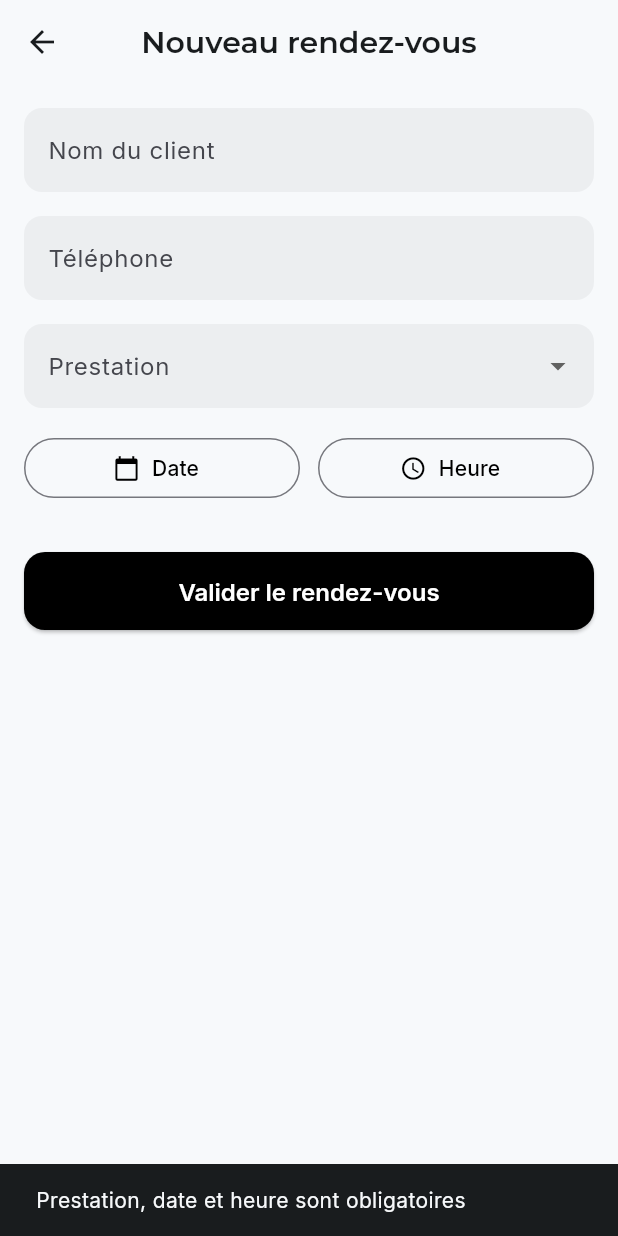
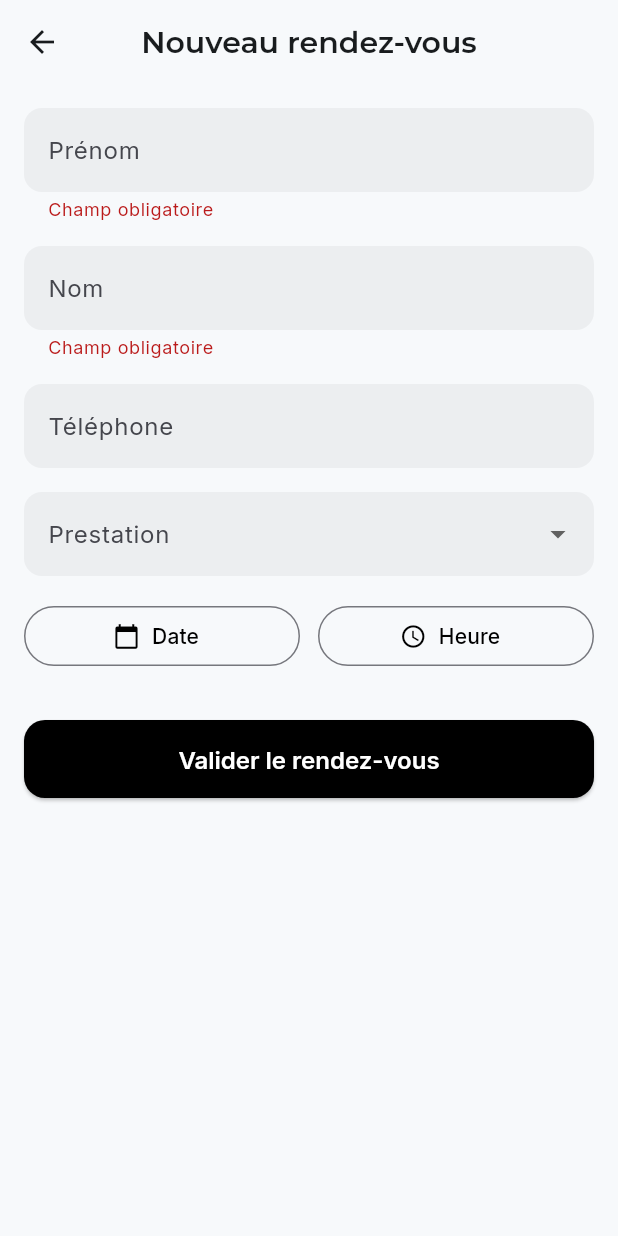
Before and after one commit to emile10663/RDV, a Flutter app: the NouveauRdvScreen screen opened directly, after a tap on "Valider le rendez-vous", on a phone screen of 412 x 824 dp. Run offline on Flutter 3.47's test engine with Material 3 defaults, Android fonts, the phone set to English and light mode, and no system bars; our stand-ins replace google_fonts, shared_preferences; accounts and stored records are empty.

Commit message:
v1.0 - Planning RDV complet : theme, CRUD, sauvegarde locale, stats, navigation

```diff
--- a/mon_application/lib/models/client.dart
+++ b/mon_application/lib/models/client.dart
@@ -14,17 +14,22 @@ class Client {
     required this.email,
   });
 
-  /// Getter : un "calcul" qui se comporte comme une propriété
-  /// Usage : client.nomComplet  (sans parenthèses !)
-  String get nomComplet => '$prenom $nom';
+  /// "Sophie Martin" (trim() évite un espace au début si le prénom est vide)
+  String get nomComplet => '$prenom $nom'.trim();
 
-    Map<String, dynamic> toJson() => {
-        'id': id, 'nom': nom, 'prenom': prenom,
-        'telephone': telephone, 'email': email,
+  Map<String, dynamic> toJson() => {
+        'id': id,
+        'nom': nom,
+        'prenom': prenom,
+        'telephone': telephone,
+        'email': email,
       };
 
   factory Client.fromJson(Map<String, dynamic> json) => Client(
-        id: json['id'], nom: json['nom'], prenom: json['prenom'],
-        telephone: json['telephone'], email: json['email'],
+        id: json['id'],
+        nom: json['nom'],
+        prenom: json['prenom'],
+        telephone: json['telephone'],
+        email: json['email'],
       );
 }
--- a/mon_application/lib/models/rendez_vous.dart
+++ b/mon_application/lib/models/rendez_vous.dart
@@ -1,3 +1,4 @@
+import 'package:intl/intl.dart';
 import 'client.dart';
 import 'prestation.dart';
 
@@ -17,35 +18,46 @@ class RendezVous {
     required this.client,
     required this.prestation,
     required this.dateHeure,
-    this.statut = StatutRdv.enAttente,  // valeur par défaut
+    this.statut = StatutRdv.enAttente,
   });
 
-  /// Date + heure au format lisible : "16/09/2026 à 14:30"
-  String get dateFormatee {
-    final d = dateHeure;
-    final date = '${d.day.toString().padLeft(2, '0')}/'
-        '${d.month.toString().padLeft(2, '0')}/'
-        '${d.year}';
-    final heure = '${d.hour.toString().padLeft(2, '0')}:'
-        '${d.minute.toString().padLeft(2, '0')}';
-    return '$date à $heure';
-  }
+  /// Génère un identifiant unique (remplace 'r${mockRdvs.length + 1}' qui
+  /// donnait toujours le même id)
+  static String nouvelId() =>
+      DateTime.now().microsecondsSinceEpoch.toString();
 
+  /// Heure de fin = début + durée de la prestation
+  DateTime get fin => dateHeure.add(prestation.duree);
 
-  /// Copie le RDV en modifiant seulement le statut (et plus tard d'autres champs)
-RendezVous copyWith({StatutRdv? statut}) {
+  /// Vrai si ce RDV empiète sur le créneau de l'autre
+  bool chevauche(RendezVous autre) =>
+      dateHeure.isBefore(autre.fin) && fin.isAfter(autre.dateHeure);
+
+  /// "14:30"
+  String get heureFormatee => DateFormat('HH:mm').format(dateHeure);
+
+  /// "16/09"
+  String get jourCourt => DateFormat('dd/MM').format(dateHeure);
+
+  /// "16/09/2026 à 14:30"
+  String get dateFormatee =>
+      DateFormat("dd/MM/yyyy 'à' HH:mm").format(dateHeure);
+
+  /// Copie le RDV en changeant le statut et/ou l'id
+  RendezVous copyWith({StatutRdv? statut, String? id}) {
     return RendezVous(
-    id: id,
+      id: id ?? this.id,
       client: client,
       prestation: prestation,
       dateHeure: dateHeure,
-    statut: statut ?? this.statut,   // ?? = "si null, garde l'ancienne valeur"
+      statut: statut ?? this.statut,
     );
   }
 
-
   Map<String, dynamic> toJson() => {
-        'id': id, 'client': client.toJson(), 'prestation': prestation.toJson(),
+        'id': id,
+        'client': client.toJson(),
+        'prestation': prestation.toJson(),
         'dateHeure': dateHeure.toIso8601String(),
         'statut': statut.name,
       };
--- a/mon_application/lib/screens/booking/nouveau_rdv_screen.dart
+++ b/mon_application/lib/screens/booking/nouveau_rdv_screen.dart
@@ -1,4 +1,5 @@
 import 'package:flutter/material.dart';
+import 'package:intl/intl.dart';
 import '../../data/mock_rdvs.dart';
 import '../../models/client.dart';
 import '../../models/prestation.dart';
@@ -6,119 +7,176 @@ import '../../models/rendez_vous.dart';
 
 /// ➕ Écran de création d'un rendez-vous
 class NouveauRdvScreen extends StatefulWidget {
-  const NouveauRdvScreen({super.key});
+  /// RDV déjà pris : sert à empêcher deux RDV au même créneau
+  final List<RendezVous> rdvsExistants;
+
+  const NouveauRdvScreen({super.key, this.rdvsExistants = const []});
 
   @override
   State<NouveauRdvScreen> createState() => _NouveauRdvScreenState();
 }
 
 class _NouveauRdvScreenState extends State<NouveauRdvScreen> {
-  // 🧠 CERVEAU : tout ce qui change vit ici
+  final _formKey = GlobalKey<FormState>();
+  final _prenomController = TextEditingController();
   final _nomController = TextEditingController();
   final _telController = TextEditingController();
-  Prestation? _prestationChoisie;   // nullable = rien choisi au départ
+  Prestation? _prestationChoisie;
   DateTime? _dateChoisie;
   TimeOfDay? _heureChoisie;
 
-  // 📅 Sélecteur de date fourni par Flutter
+  String? _obligatoire(String? valeur) =>
+      (valeur == null || valeur.trim().isEmpty) ? 'Champ obligatoire' : null;
+
+  void _message(String texte) {
+    ScaffoldMessenger.of(context)
+        .showSnackBar(SnackBar(content: Text(texte)));
+  }
+
   Future<void> _choisirDate() async {
-    final maintenant = DateTime.now();
+    final now = DateTime.now();
+    final aujourdhui = DateTime(now.year, now.month, now.day);
     final date = await showDatePicker(
       context: context,
-      initialDate: maintenant,
-      firstDate: maintenant,                          // pas de RDV dans le passé
-      lastDate: maintenant.add(const Duration(days: 365)),
+      initialDate: _dateChoisie ?? aujourdhui,
+      firstDate: aujourdhui, // pas de RDV dans le passé
+      lastDate: aujourdhui.add(const Duration(days: 365)),
     );
-    if (date != null) {
-      setState(() => _dateChoisie = date);  // setState = "redessine l'écran !"
-    }
+    if (date != null) setState(() => _dateChoisie = date);
   }
 
-  // 🕐 Sélecteur d'heure
   Future<void> _choisirHeure() async {
     final heure = await showTimePicker(
       context: context,
-      initialTime: TimeOfDay.now(),
+      initialTime: _heureChoisie ?? TimeOfDay.now(),
     );
-    if (heure != null) {
-      setState(() => _heureChoisie = heure);
-    }
+    if (heure != null) setState(() => _heureChoisie = heure);
   }
 
-  // ✅ Validation : crée le RDV et retourne au planning
   void _valider() {
-    if (_prestationChoisie == null || _dateChoisie == null || _heureChoisie == null) {
-      // SnackBar = petite bannière d'erreur en bas d'écran
-      ScaffoldMessenger.of(context).showSnackBar(
-        const SnackBar(content: Text('Prestation, date et heure sont obligatoires')),
+    // 1. Champs texte (prénom, nom)
+    if (!_formKey.currentState!.validate()) return;
+
+    // 2. Prestation, date, heure
+    if (_prestationChoisie == null ||
+        _dateChoisie == null ||
+        _heureChoisie == null) {
+      _message('Prestation, date et heure sont obligatoires');
+      return;
+    }
+
+    final debut = DateTime(
+      _dateChoisie!.year,
+      _dateChoisie!.month,
+      _dateChoisie!.day,
+      _heureChoisie!.hour,
+      _heureChoisie!.minute,
     );
+
+    // 3. Pas de créneau déjà passé
+    if (debut.isBefore(DateTime.now())) {
+      _message('Ce créneau est déjà passé');
       return;
     }
 
     final rdv = RendezVous(
-      id: 'r${mockRdvs.length + 1}',
+      id: RendezVous.nouvelId(),
       client: Client(
-        id: 'c${mockRdvs.length + 1}',
-        nom: _nomController.text,
-        prenom: '',
-        telephone: _telController.text,
+        id: 'c${RendezVous.nouvelId()}',
+        nom: _nomController.text.trim(),
+        prenom: _prenomController.text.trim(),
+        telephone: _telController.text.trim(),
         email: '',
       ),
       prestation: _prestationChoisie!,
-      dateHeure: DateTime(
-        _dateChoisie!.year, _dateChoisie!.month, _dateChoisie!.day,
-        _heureChoisie!.hour, _heureChoisie!.minute,
-      ),
+      dateHeure: debut,
     );
+
+    // 4. Pas de chevauchement avec un RDV non annulé
+    final conflit = widget.rdvsExistants
+        .where((r) => r.statut != StatutRdv.annule)
+        .any((r) => r.chevauche(rdv));
+    if (conflit) {
+      _message('Ce créneau chevauche un autre rendez-vous');
+      return;
+    }
 
     Navigator.of(context).pop(rdv);
   }
 
+  String _heureTexte(TimeOfDay h) =>
+      '${h.hour.toString().padLeft(2, '0')}:${h.minute.toString().padLeft(2, '0')}';
+
   @override
   Widget build(BuildContext context) {
+    final prestation = _prestationChoisie;
+
     return Scaffold(
       appBar: AppBar(title: const Text('Nouveau rendez-vous')),
-      body: ListView(
+      body: Form(
+        key: _formKey,
+        child: ListView(
           padding: const EdgeInsets.all(16),
           children: [
-          // ─── Champs texte ───
-          TextField(
-            controller: _nomController,
+            TextFormField(
+              controller: _prenomController,
+              textCapitalization: TextCapitalization.words,
               decoration: const InputDecoration(
-              labelText: 'Nom du client',
-              hintText: 'Ex : Sophie Martin',
+                labelText: 'Prénom',
+                hintText: 'Ex : Sophie',
               ),
+              validator: _obligatoire,
             ),
             const SizedBox(height: 16),
-          TextField(
+            TextFormField(
+              controller: _nomController,
+              textCapitalization: TextCapitalization.words,
+              decoration: const InputDecoration(
+                labelText: 'Nom',
+                hintText: 'Ex : Martin',
+              ),
+              validator: _obligatoire,
+            ),
+            const SizedBox(height: 16),
+            TextFormField(
               controller: _telController,
-            keyboardType: TextInputType.phone,   // clavier téléphone
+              keyboardType: TextInputType.phone,
               decoration: const InputDecoration(labelText: 'Téléphone'),
             ),
             const SizedBox(height: 16),
 
-          // ─── Liste déroulante des prestations ───
+            // ─── Prestation ───
             DropdownButtonFormField<Prestation>(
               initialValue: _prestationChoisie,
               decoration: const InputDecoration(labelText: 'Prestation'),
               items: mockPrestations.map((p) {
-              return DropdownMenuItem(value: p, child: Text('${p.nom} — ${p.prix} €'));
+                return DropdownMenuItem(
+                  value: p,
+                  child: Text('${p.nom} — ${p.prix.toStringAsFixed(2)} €'),
+                );
               }).toList(),
               onChanged: (p) => setState(() => _prestationChoisie = p),
             ),
+            if (prestation != null)
+              Padding(
+                padding: const EdgeInsets.only(top: 8, left: 4),
+                child: Text(
+                  'Durée : ${prestation.duree.inMinutes} min',
+                  style: Theme.of(context).textTheme.bodySmall,
+                ),
+              ),
             const SizedBox(height: 16),
 
-          // ─── Date + heure sur la même ligne ───
+            // ─── Date + heure ───
             Row(
               children: [
                 Expanded(
                   child: OutlinedButton.icon(
                     onPressed: _choisirDate,
                     icon: const Icon(Icons.calendar_today),
-                  // Affiche la date choisie, ou "Date" si rien
                     label: Text(_dateChoisie == null
                         ? 'Date'
-                      : '${_dateChoisie!.day}/${_dateChoisie!.month}/${_dateChoisie!.year}'),
+                        : DateFormat('dd/MM/yyyy').format(_dateChoisie!)),
                   ),
                 ),
                 const SizedBox(width: 12),
@@ -128,25 +186,26 @@ class _NouveauRdvScreenState extends State<NouveauRdvScreen> {
                     icon: const Icon(Icons.schedule),
                     label: Text(_heureChoisie == null
                         ? 'Heure'
-                      : '${_heureChoisie!.hour.toString().padLeft(2, '0')}:${_heureChoisie!.minute.toString().padLeft(2, '0')}'),
+                        : _heureTexte(_heureChoisie!)),
                   ),
                 ),
               ],
             ),
             const SizedBox(height: 32),
 
-          // ─── Bouton valider (pleine largeur, déjà stylé par ton thème) ───
             ElevatedButton(
               onPressed: _valider,
               child: const Text('Valider le rendez-vous'),
             ),
           ],
         ),
+      ),
     );
   }
 
   @override
   void dispose() {
+    _prenomController.dispose();
     _nomController.dispose();
     _telController.dispose();
     super.dispose();
--- a/mon_application/lib/theme/app_colors.dart
+++ b/mon_application/lib/theme/app_colors.dart
@@ -1,25 +1,30 @@
 import 'package:flutter/material.dart';
 
 /// 🎨 Palette "Premium Grooming & Lifestyle"
-/// Source : DESIGN.md — chaque couleur a un RÔLE précis (logique Material 3)
 abstract final class AppColors {
   // ─── Marque ───
-  static const Color primary = Color(0xFF000000);       // Noir = actions principales
-  static const Color onPrimary = Color(0xFFFFFFFF);     // Texte SUR le noir = blanc
-  static const Color secondary = Color(0xFF0051D5);     // Bleu = accent (liens, sélection)
-  static const Color onSecondary = Color(0xFFFFFFFF);   // Texte SUR le bleu
-  static const Color tertiary = Color(0xFF735C00);      // Or = touches premium (badges, étoiles)
+  static const Color primary = Color(0xFF000000);
+  static const Color onPrimary = Color(0xFFFFFFFF);
+  static const Color secondary = Color(0xFF0051D5);
+  static const Color onSecondary = Color(0xFFFFFFFF);
+  static const Color tertiary = Color(0xFF735C00);
 
-  // ─── Surfaces (les "fonds" d'écran et de cartes) ───
-  static const Color surface = Color(0xFFF7F9FB);               // Fond principal (blanc cassé)
-  static const Color surfaceContainer = Color(0xFFECEEF0);      // Fond des cartes
-  static const Color surfaceContainerHigh = Color(0xFFE6E8EA);  // Cartes survolées/pressées
+  // ─── Surfaces ───
+  static const Color surface = Color(0xFFF7F9FB);
+  static const Color surfaceContainer = Color(0xFFECEEF0);
+  static const Color surfaceContainerHigh = Color(0xFFE6E8EA);
 
   // ─── Textes ───
-  static const Color onSurface = Color(0xFF191C1E);        // Texte principal (presque noir)
-  static const Color onSurfaceVariant = Color(0xFF45464D); // Texte secondaire (gris)
+  static const Color onSurface = Color(0xFF191C1E);
+  static const Color onSurfaceVariant = Color(0xFF45464D);
 
   // ─── Divers ───
-  static const Color outline = Color(0xFF76777D);  // Bordures, séparateurs
-  static const Color error = Color(0xFFBA1A1A);    // Erreurs de formulaire
+  static const Color outline = Color(0xFF76777D);
+  static const Color error = Color(0xFFBA1A1A);
+
+  // ─── Statuts des rendez-vous ───
+  static const Color statutConfirme = Color(0xFF1B7F3B);
+  static const Color statutEnAttente = Color(0xFFB26A00);
+  static const Color statutAnnule = Color(0xFFBA1A1A);
+  static const Color statutTermine = Color(0xFF76777D);
 }
```
Also changed, not shown: mon_application/lib/main.dart (+4 -40 lines), mon_application/lib/screens/planning/planning_screen.dart (+54 -40 lines), mon_application/lib/screens/planning/rdv_detail_screen.dart (+83 -15 lines), mon_application/lib/screens/stats/stats_screen.dart (+15 -18 lines), mon_application/lib/widgets/card_rdv.dart (+43 -58 lines), mon_application/lib/widgets/statut_rdv_style.dart (added, +21 -0 lines), 2 other files. Lines whose indentation alone changed are shown as unchanged.
